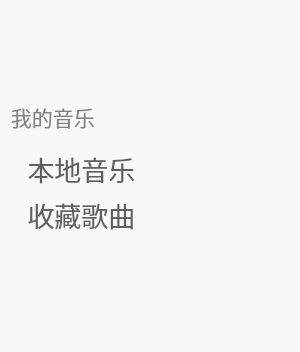
The window that MusicPlayer/MusicPlayer/LeftWgt.ui (xfxbbb/musicPlayer) describes before a commit, drawn with Qt 5; both pictures show x 0 to 300 and y 0 to 352 of the 300 by 1292 pixel window.
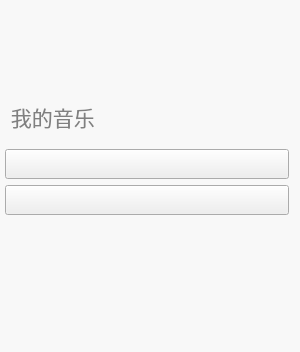
The same window after the commit. Icons and pictures are not drawn.

Commit message: 播放音乐

Patch:
```diff
--- a/MusicPlayer/MusicPlayer/LeftWgt.ui
+++ b/MusicPlayer/MusicPlayer/LeftWgt.ui
@@ -107,8 +107,20 @@
         </item>
         <item>
          <widget class="QPushButton" name="allMusicBtn">
+          <property name="sizePolicy">
+           <sizepolicy hsizetype="Minimum" vsizetype="Fixed">
+            <horstretch>0</horstretch>
+            <verstretch>0</verstretch>
+           </sizepolicy>
+          </property>
+          <property name="minimumSize">
+           <size>
+            <width>0</width>
+            <height>30</height>
+           </size>
+          </property>
           <property name="styleSheet">
-           <string notr="true">#allMusicBtn{
+           <string notr="true">/*#allMusicBtn{
 	font-size:20pt;
 	color:#5f5f5f;
 	border-style:none;
@@ -118,14 +130,29 @@
 #allMusicBtn:hover{
 	color:#ffffff;
 	background-color:#5f5f5f;
+}*/
+
+#allMusicBtn{
+	
+	border-image: url(:/MusicPlayer/img/allMusic.png);
+}
+
+#allMusicBtn:hover{
+	
+	border-image: url(:/MusicPlayer/img/allMusic_hover.png);
+}
+#allMusicBtn:checked{
+	border-image: url(:/MusicPlayer/img/allMusic_hover.png);
 }</string>
           </property>
           <property name="text">
-           <string>   本地音乐</string>
+           <string/>
           </property>
-          <property name="icon">
-           <iconset resource="MusicPlayer.qrc">
-            <normaloff>:/MusicPlayer/img/24gl-playlistMusic2.png</normaloff>:/MusicPlayer/img/24gl-playlistMusic2.png</iconset>
+          <property name="checkable">
+           <bool>true</bool>
+          </property>
+          <property name="autoRepeat">
+           <bool>true</bool>
           </property>
           <property name="default">
            <bool>false</bool>
@@ -134,28 +161,38 @@
         </item>
         <item>
          <widget class="QPushButton" name="favouriteMusicBtn">
+          <property name="sizePolicy">
+           <sizepolicy hsizetype="Minimum" vsizetype="Fixed">
+            <horstretch>0</horstretch>
+            <verstretch>0</verstretch>
+           </sizepolicy>
+          </property>
+          <property name="minimumSize">
+           <size>
+            <width>0</width>
+            <height>30</height>
+           </size>
+          </property>
           <property name="styleSheet">
            <string notr="true">#favouriteMusicBtn{
-	font-size:20pt;
-	color:#5f5f5f;
-	border-style:none;
-	background-color:#f8f8f8;
-	text-align:left;
+
+	border-image: url(:/MusicPlayer/img/localMusic.png);
 }
 #favouriteMusicBtn:hover{
-	color:#ffffff;
-	background-color:#5f5f5f;
+	border-image: url(:/MusicPlayer/img/localMusic_hover.png);
+}
+#favouriteMusicBtn:checked{
+	border-image: url(:/MusicPlayer/img/localMusic_hover.png);
 }</string>
           </property>
           <property name="text">
-           <string>   收藏歌曲</string>
-          </property>
-          <property name="icon">
-           <iconset resource="MusicPlayer.qrc">
-            <normaloff>:/MusicPlayer/img/24gl-playlistHeart2.png</normaloff>:/MusicPlayer/img/24gl-playlistHeart2.png</iconset>
+           <string/>
           </property>
           <property name="checkable">
-           <bool>false</bool>
+           <bool>true</bool>
+          </property>
+          <property name="autoRepeat">
+           <bool>true</bool>
           </property>
          </widget>
         </item>
```
The commit also changes 64 other files.
